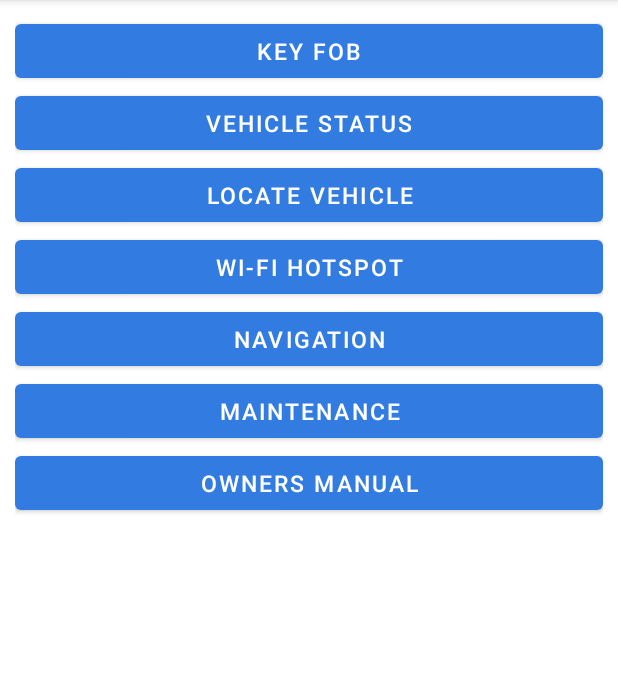
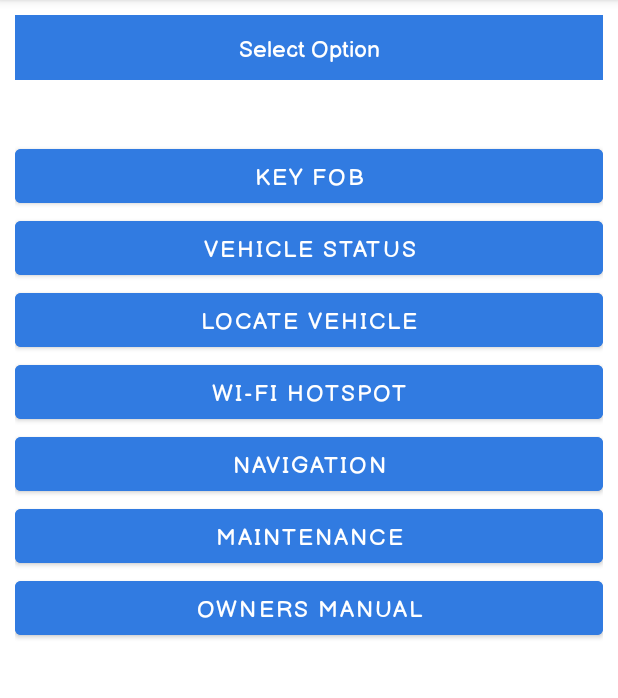
Before and after one commit to archnecro/InteractiveCarApp, an Android app: the screen it shows after launch (MainActivity), on a phone screen of 412 x 824 dp, the part 84-782 px from its top. Run offline under Robolectric (Android 15) with nearby library versions, the phone set to English and light mode, and no system bars.

Commit message:
Added style for textview and added new font

```diff
--- a/app/src/main/res/layout/activity_main.xml
+++ b/app/src/main/res/layout/activity_main.xml
@@ -8,13 +8,23 @@
     tools:context=".MainActivity"
     android:layout_margin="10dp">
 
-    <Button
-        android:id="@+id/btnKeyFob"
+    <TextView
+        android:id="@+id/tvSelectOption"
         android:layout_centerHorizontal="true"
         android:layout_width="match_parent"
         android:layout_height="wrap_content"
-        android:text="Key Fob"
-        style="@style/btnstyle"/>
+        android:layout_marginBottom="40dp"
+        android:text="Select Option"
+        style="@style/tvstyle"/>
+
+    <Button
+        android:id="@+id/btnKeyFob"
+        style="@style/btnstyle"
+        android:layout_width="match_parent"
+        android:layout_height="wrap_content"
+        android:layout_below="@id/tvSelectOption"
+        android:layout_centerHorizontal="true"
+        android:text="Key Fob" />
 
     <Button
         android:id="@+id/btnStatus"
--- a/app/src/main/res/values/btnstyle.xml
+++ b/app/src/main/res/values/btn_style.xml
@@ -2,6 +2,7 @@
 <resources>
     <style name="btnstyle">
         <item name="android:textSize">15sp</item>
-        <item name="backgroundTint">#317BE1</item>
+        <item name="android:backgroundTint">#317BE1</item>
+        <item name="android:fontFamily">@font/balsamiqsans</item>
     </style>
 </resources>
--- /dev/null
+++ b/app/src/main/res/values/tv_style.xml
@@ -0,0 +1,12 @@
+<?xml version="1.0" encoding="utf-8"?>
+<resources>
+    <style name="tvstyle">
+        <item name="android:textSize">15sp</item>
+        <item name="android:textColor">#FFFFFF</item>
+        <item name="android:gravity">center</item>
+        <item name="android:background">#317BE1</item>
+        <item name="android:fontFamily">@font/balsamiqsans</item>
+        <item name="android:paddingBottom">10dp</item>
+        <item name="android:paddingTop">10dp</item>
+    </style>
+</resources>
```
Also changed, not shown: app/src/main/res/font/balsamiqsans.ttf (added).
